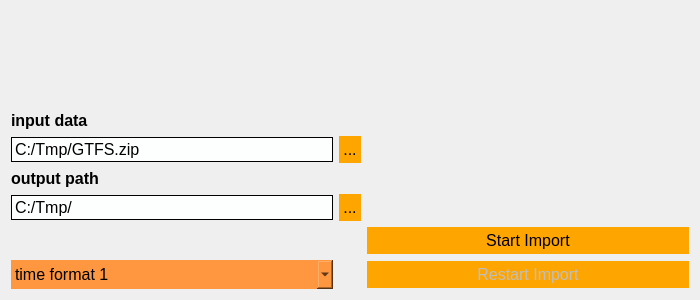
Themishau/GTFStoFahrplan, file add_files/create_table_import.ui: the form before one commit.
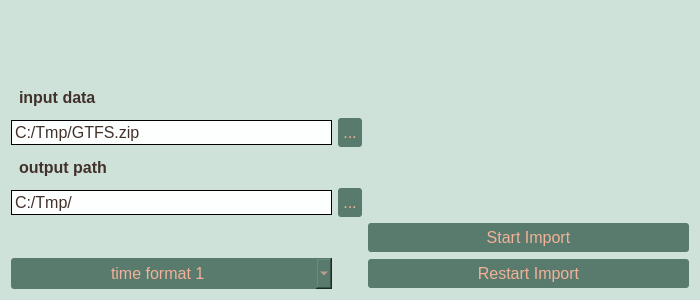
The form after the commit.

```diff
--- a/add_files/create_table_import.ui
+++ b/add_files/create_table_import.ui
@@ -28,6 +28,52 @@
   <property name="layoutDirection">
    <enum>Qt::LeftToRight</enum>
   </property>
+  <property name="styleSheet">
+   <string notr="true">#Form {
+border-style: solid;
+border-color:  #f2f7f5;
+background: #cfe2da; 
+
+}
+
+#Form QPushButton {
+	background-color: #587b6d;
+   border-radius: 3px;
+	padding: 5px 5px 5px 5px;
+	text-align: center;
+    color:#f2b198;
+}
+
+#Form QLineEdit {
+	background-color: #587b6d;
+	padding: 5px 5px 5px 5px;
+	text-align: center;
+    color:#41312b;
+}
+
+#Form QLabel {
+   border-radius: 3px;
+	padding: 5px 5px 5px 5px;
+	text-align: center;
+    color:#41312b;
+}
+
+#Form QComboBox {
+	background-color: #587b6d;
+   border-radius: 3px;
+	padding: 5px 5px 5px 100px;
+	text-align: center;
+    color:#f2b198;
+    
+}
+
+#Form QPushButton:hover {
+	background-color: #408d49;
+   border-radius: 3px;
+       color:#fde1d6;
+}
+</string>
+  </property>
   <layout class="QGridLayout" name="gridLayout">
    <item row="1" column="0">
     <widget class="QLabel" name="label_11">
@@ -126,12 +172,7 @@
       </font>
      </property>
      <property name="styleSheet">
-      <string notr="true">background-color: orange;
-border-style: outset;
-border-width: 0px;
-border-radius: 15px;
-border-color: black;
-padding: 4px;</string>
+      <string notr="true"/>
      </property>
      <property name="text">
       <string>...</string>
@@ -149,12 +190,7 @@
       </font>
      </property>
      <property name="styleSheet">
-      <string notr="true">background-color: orange;
-border-style: outset;
-border-width: 0px;
-border-radius: 15px;
-border-color: black;
-padding: 4px;</string>
+      <string notr="true"/>
      </property>
      <property name="text">
       <string>...</string>
@@ -172,12 +208,7 @@
       </font>
      </property>
      <property name="styleSheet">
-      <string notr="true">background-color: orange;
-border-style: outset;
-border-width: 0px;
-border-radius: 15px;
-border-color: black;
-padding: 4px;</string>
+      <string notr="true"/>
      </property>
      <property name="text">
       <string>Restart Import</string>
@@ -195,12 +226,7 @@
       </font>
      </property>
      <property name="styleSheet">
-      <string notr="true">background-color: orange;
-border-style: outset;
-border-width: 0px;
-border-radius: 15px;
-border-color: black;
-padding: 4px;</string>
+      <string notr="true"/>
      </property>
      <property name="text">
       <string>Start Import</string>
@@ -218,12 +244,7 @@
       </font>
      </property>
      <property name="styleSheet">
-      <string notr="true">background-color:  #ff9740;
-border-style: outset;
-border-width:0px;
-border-radius: 15px;
-border-color: black;
-padding: 4px;</string>
+      <string notr="true"/>
      </property>
      <item>
       <property name="text">
```
